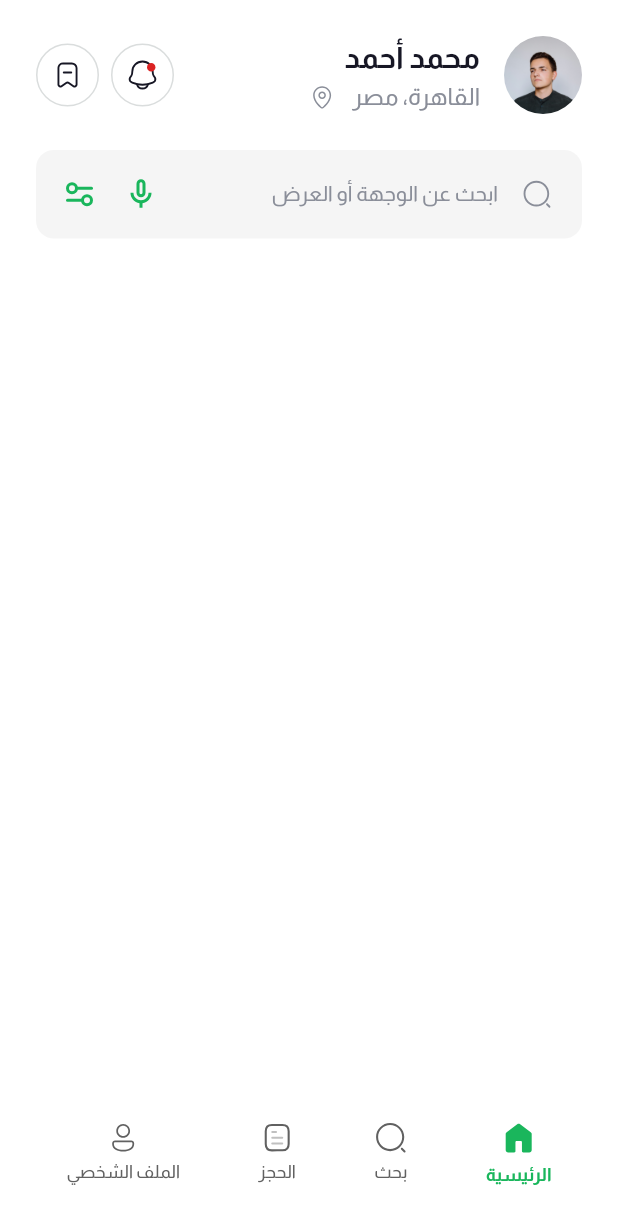
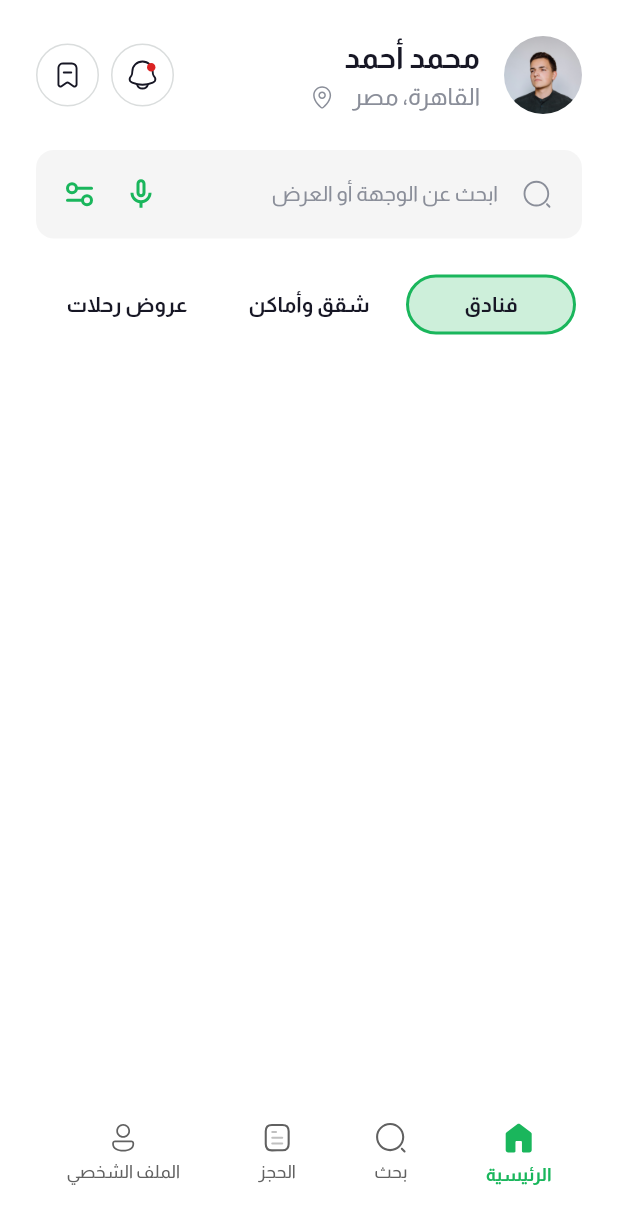
Before and after one commit to KaremMotaz/kera_app, a Flutter app: the screen it shows after launch, on a phone screen of 412 x 824 dp. Shown: the top 1224 px of the screen. Run offline on Flutter 3.47's test engine with Material 3 defaults, Android fonts, the phone set to English and light mode, and no system bars; our stand-ins replace equatable, flutter_bloc, flutter_spinkit, flutter_svg, go_router; missing offline and left inert: flutter_inner_shadow.

Commit message:
Make Categories UI part 1

```diff
--- a/lib/core/theming/app_colors.dart
+++ b/lib/core/theming/app_colors.dart
@@ -2,8 +2,9 @@
 
 class AppColors {
   static const Color textBlack = Color(0xff171725);
+  static const Color mainGreen = Color(0xff1AB65C);
   static const Color lightGreen = Color(0xff59CF77);
-  static const Color mainGreen = Color(0xff1AB65C);
+  static const Color lighterGreen = Color(0xffcdefda);
   static const Color mainGray = Color(0xff616161);
   static const Color bodyGray = Color(0xff8A8E99);
   static const Color lighterGrey = Color(0xffDADDDD);
--- /dev/null
+++ b/lib/features/home/manager/home_tabs_cubit/home_tabs_cubit.dart
@@ -0,0 +1,7 @@
+import 'package:flutter_bloc/flutter_bloc.dart';
+
+class HomeTabsCubit extends Cubit<int> {
+  HomeTabsCubit() : super(0);
+
+  void changeTab(int index) => emit(index);
+}
--- a/lib/features/home/presentation/views/home_view.dart
+++ b/lib/features/home/presentation/views/home_view.dart
@@ -1,9 +1,9 @@
 import 'package:flutter/material.dart';
-import 'package:kera_app/features/home/presentation/widgets/categories_section.dart';
+import 'package:kera_app/features/home/presentation/widgets/categories_section/categories_section.dart';
 import 'package:kera_app/features/home/presentation/widgets/custom_search_text_field.dart';
 import 'package:kera_app/features/home/presentation/widgets/fillter_cards_section.dart';
 import 'package:kera_app/features/home/presentation/widgets/fillter_section.dart';
-import 'package:kera_app/features/home/presentation/widgets/home_appbar.dart';
+import 'package:kera_app/features/home/presentation/widgets/home_appbar/home_appbar.dart';
 import 'package:kera_app/features/home/presentation/widgets/nearest_hotels_section.dart';
 import 'package:kera_app/features/home/presentation/widgets/recently_booked_section.dart';
 
--- a/lib/features/home/presentation/widgets/categories_section.dart
+++ b/lib/features/home/presentation/views/travel_deals_view.dart
@@ -1,7 +1,7 @@
 import 'package:flutter/material.dart';
 
-class CategoriesSection extends StatelessWidget {
-  const CategoriesSection({super.key});
+class TravelDealsView extends StatelessWidget {
+  const TravelDealsView({super.key});
 
   @override
   Widget build(BuildContext context) {
--- /dev/null
+++ b/lib/features/home/presentation/widgets/categories_section/categories_section.dart
@@ -0,0 +1,23 @@
+import 'package:flutter/material.dart';
+import 'package:flutter_bloc/flutter_bloc.dart';
+import 'package:kera_app/features/home/manager/home_tabs_cubit/home_tabs_cubit.dart';
+import 'package:kera_app/features/home/presentation/widgets/categories_section/categories_tabs.dart';
+
+class CategoriesSection extends StatelessWidget {
+  const CategoriesSection({super.key});
+
+  @override
+  Widget build(BuildContext context) {
+    return BlocProvider(
+      create: (_) => HomeTabsCubit(),
+      child: const Column(
+        children: [
+          SizedBox(
+            height: 40,
+            child: CategoriesTabs()),
+          // Expanded(child: CategoriesContent()),
+        ],
+      ),
+    );
+  }
+}
--- /dev/null
+++ b/lib/features/home/presentation/widgets/categories_section/categories_tabs.dart
@@ -0,0 +1,54 @@
+import 'package:flutter/material.dart';
+import 'package:flutter_bloc/flutter_bloc.dart';
+import 'package:kera_app/core/theming/app_colors.dart';
+import 'package:kera_app/features/home/manager/home_tabs_cubit/home_tabs_cubit.dart';
+
+class CategoriesTabs extends StatelessWidget {
+  const CategoriesTabs({super.key});
+
+  @override
+  Widget build(BuildContext context) {
+    return BlocBuilder<HomeTabsCubit, int>(
+      builder: (context, currentIndex) {
+        final tabs = ['فنادق', 'شقق وأماكن', 'عروض رحلات'];
+
+        return Row(
+          children: List.generate(tabs.length, (index) {
+            final isSelected = index == currentIndex;
+
+            return Expanded(
+              child: GestureDetector(
+                onTap: () => context.read<HomeTabsCubit>().changeTab(index),
+                child: Container(
+                  padding: const EdgeInsets.symmetric(vertical: 4),
+                  margin: const EdgeInsets.symmetric(horizontal: 4),
+                  decoration: BoxDecoration(
+                    color: isSelected
+                        ? AppColors.lighterGreen
+                        : Colors.transparent,
+                    border: Border.all(
+                      width: 2,
+                      color: isSelected
+                          ? AppColors.mainGreen
+                          : Colors.transparent,
+                    ),
+                    borderRadius: BorderRadius.circular(20),
+                  ),
+                  child: Center(
+                    child: Text(
+                      tabs[index],
+                      style: TextStyle(
+                        color: AppColors.textBlack,
+                        fontWeight: FontWeight.w600,
+                      ),
+                    ),
+                  ),
+                ),
+              ),
+            );
+          }),
+        );
+      },
+    );
+  }
+}
--- a/lib/features/home/presentation/widgets/home_appbar.dart
+++ b/lib/features/home/presentation/widgets/home_appbar/home_appbar.dart
@@ -1,6 +1,6 @@
-import 'package:kera_app/features/home/presentation/widgets/home_book_mark_widget.dart';
-import 'package:kera_app/features/home/presentation/widgets/home_notifications_widget.dart';
-import 'package:kera_app/features/home/presentation/widgets/home_user_details.dart';
+import 'package:kera_app/features/home/presentation/widgets/home_appbar/home_book_mark_widget.dart';
+import 'package:kera_app/features/home/presentation/widgets/home_appbar/home_notifications_widget.dart';
+import 'package:kera_app/features/home/presentation/widgets/home_appbar/home_user_details.dart';
 import 'package:flutter/material.dart';
 
 class HomeAppbar extends StatelessWidget {
```
Also changed, not shown: lib/features/home/presentation/views/apartments_and_places_view.dart (added, +10 -0 lines), lib/features/home/presentation/views/hotels_view.dart (added, +10 -0 lines), lib/features/home/presentation/widgets/categories_section/category_tab_button.dart (added, +28 -0 lines), lib/features/home/presentation/widgets/home_appbar/home_book_mark_widget.dart (renamed from lib/features/home/presentation/widgets/home_book_mark_widget.dart), lib/features/home/presentation/widgets/home_appbar/home_notifications_widget.dart (renamed from lib/features/home/presentation/widgets/home_notifications_widget.dart), lib/features/home/presentation/widgets/home_appbar/home_user_details.dart (renamed from lib/features/home/presentation/widgets/home_user_details.dart).
